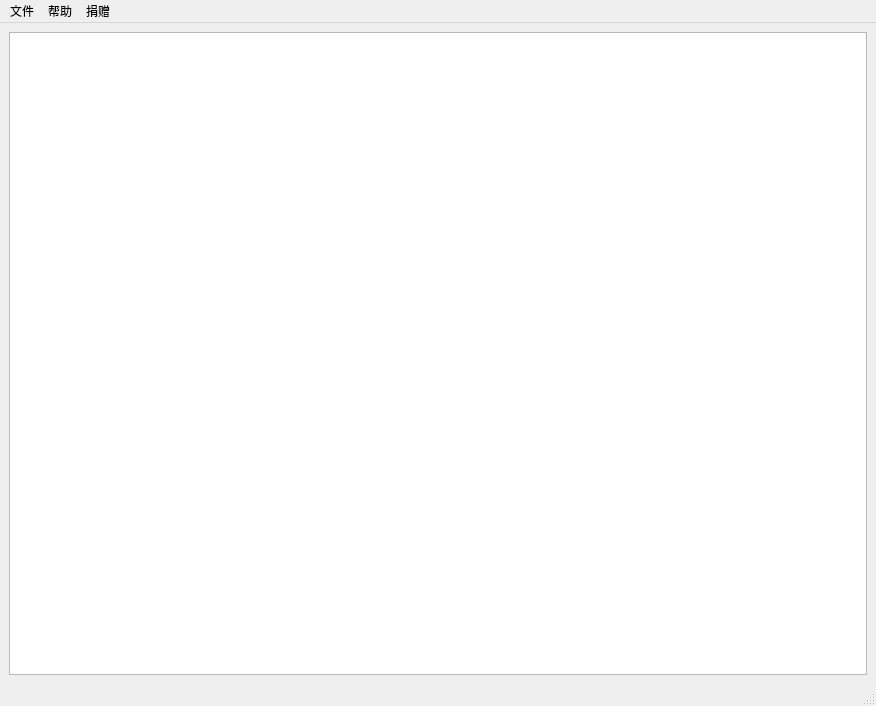
Old version of the form forms/mainwindow.ui in the repository Leonezz/backup-folder.
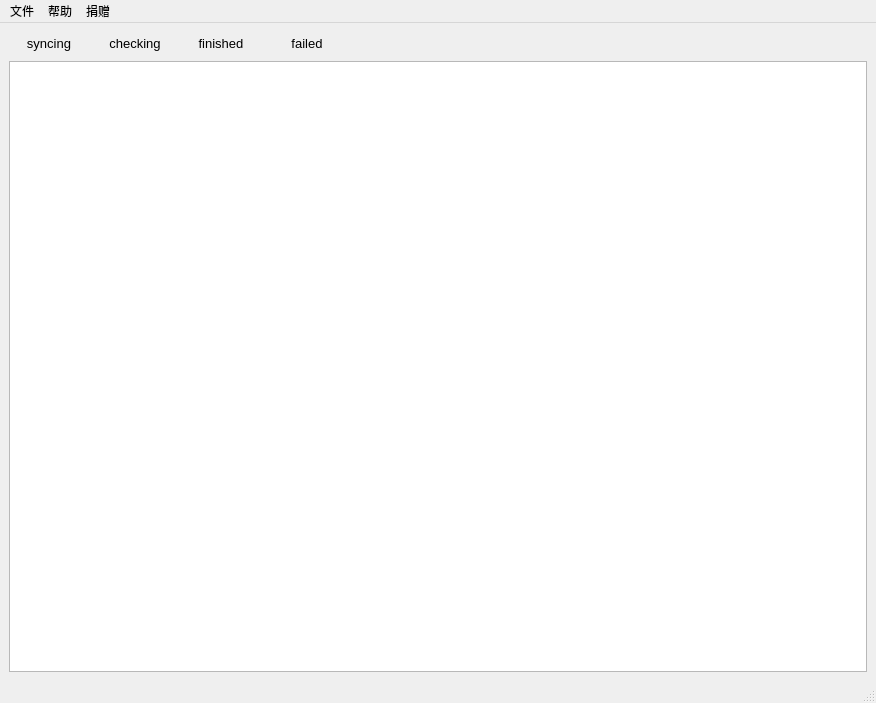
New version of the form.

Commit message: :lipstick:(mainwindow.ui): add filter buttons

What changed in the file:
```diff
--- a/forms/mainwindow.ui
+++ b/forms/mainwindow.ui
@@ -7,7 +7,7 @@
     <x>0</x>
     <y>0</y>
     <width>876</width>
-    <height>706</height>
+    <height>703</height>
    </rect>
   </property>
   <property name="windowTitle">
@@ -16,7 +16,104 @@
   <widget class="QWidget" name="centralwidget">
    <layout class="QGridLayout" name="gridLayout">
     <item row="0" column="0">
-     <widget class="QListView" name="listView"/>
+     <layout class="QVBoxLayout" name="verticalLayout">
+      <item>
+       <layout class="QHBoxLayout" name="horizontalLayout">
+        <item>
+         <widget class="QPushButton" name="pushButton_2">
+          <property name="font">
+           <font>
+            <family>Microsoft YaHei UI</family>
+            <pointsize>10</pointsize>
+           </font>
+          </property>
+          <property name="text">
+           <string>syncing</string>
+          </property>
+          <property name="checkable">
+           <bool>true</bool>
+          </property>
+          <property name="flat">
+           <bool>true</bool>
+          </property>
+         </widget>
+        </item>
+        <item>
+         <widget class="QPushButton" name="pushButton_3">
+          <property name="font">
+           <font>
+            <family>Microsoft YaHei UI</family>
+            <pointsize>10</pointsize>
+           </font>
+          </property>
+          <property name="text">
+           <string>checking</string>
+          </property>
+          <property name="checkable">
+           <bool>true</bool>
+          </property>
+          <property name="flat">
+           <bool>true</bool>
+          </property>
+         </widget>
+        </item>
+        <item>
+         <widget class="QPushButton" name="pushButton_5">
+          <property name="font">
+           <font>
+            <family>Microsoft YaHei UI</family>
+            <pointsize>10</pointsize>
+           </font>
+          </property>
+          <property name="text">
+           <string>finished</string>
+          </property>
+          <property name="checkable">
+           <bool>true</bool>
+          </property>
+          <property name="flat">
+           <bool>true</bool>
+          </property>
+         </widget>
+        </item>
+        <item>
+         <widget class="QPushButton" name="pushButton_4">
+          <property name="font">
+           <font>
+            <family>Microsoft YaHei UI</family>
+            <pointsize>10</pointsize>
+           </font>
+          </property>
+          <property name="text">
+           <string>failed</string>
+          </property>
+          <property name="checkable">
+           <bool>true</bool>
+          </property>
+          <property name="flat">
+           <bool>true</bool>
+          </property>
+         </widget>
+        </item>
+        <item>
+         <spacer name="horizontalSpacer">
+          <property name="orientation">
+           <enum>Qt::Horizontal</enum>
+          </property>
+          <property name="sizeHint" stdset="0">
+           <size>
+            <width>40</width>
+            <height>20</height>
+           </size>
+          </property>
+         </spacer>
+        </item>
+       </layout>
+      </item>
+      <item>
+       <widget class="QListView" name="listView"/>
+      </item>
+     </layout>
     </item>
    </layout>
   </widget>
```
Left out of the diff: 12 changed lines with no effect on the pictures.
